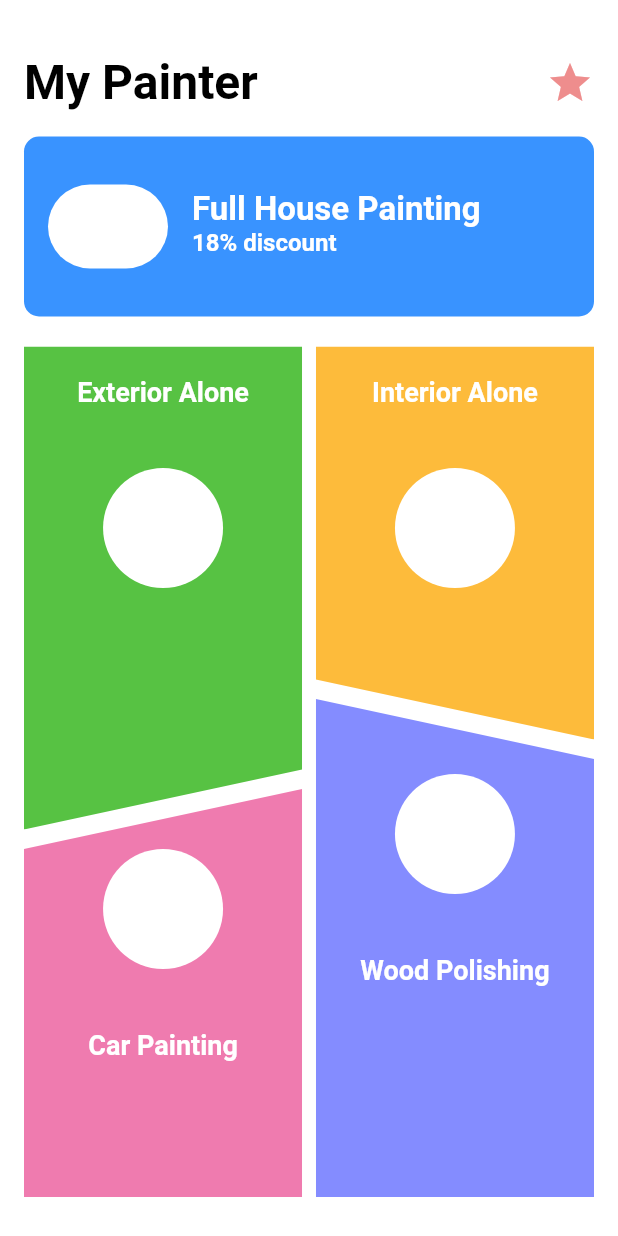
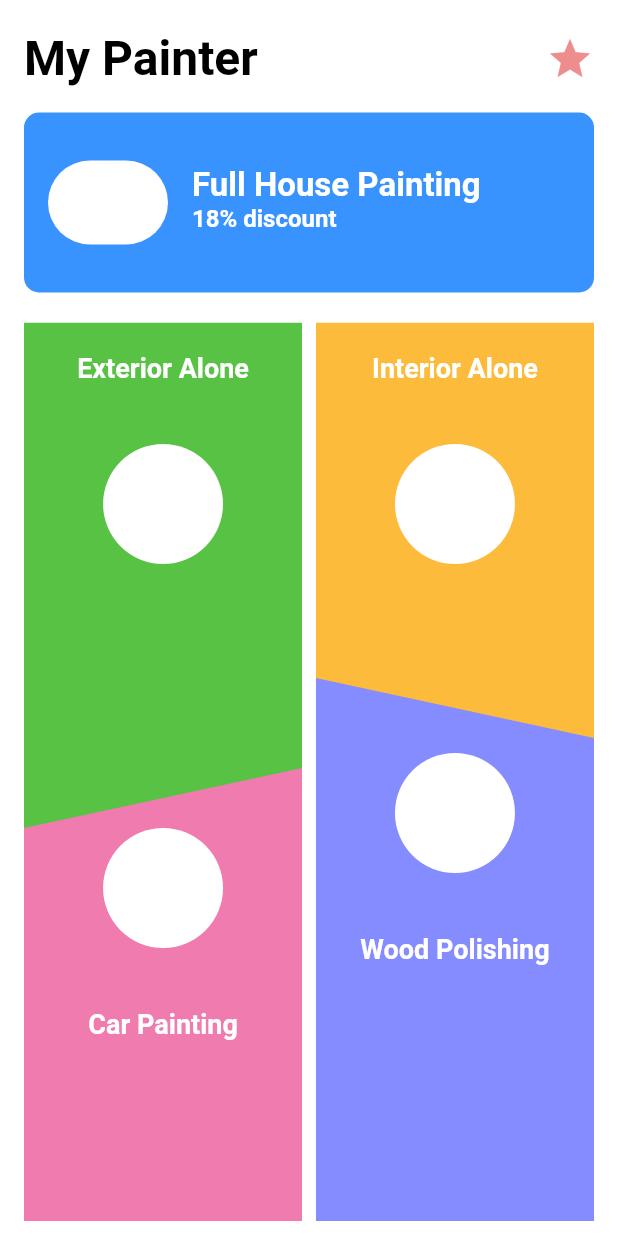
Before and after one commit to vikram25897/arc_animation, a Flutter app: the screen it shows after launch, on a phone screen of 412 x 824 dp. Run offline on Flutter 3.47's test engine with Material 2 defaults, Android fonts, the phone set to English and light mode, and no system bars; missing offline and left inert: material_switch.

```diff
--- a/lib/Routes/routes.dart
+++ b/lib/Routes/routes.dart
@@ -5,7 +5,6 @@ import 'package:animation/Screens/home.dart';
 import 'package:animation/Screens/pick_carpet_area.dart';
 import 'package:animation/Screens/preferences.dart';
 import 'package:flutter/material.dart';
-class Routes{
 ThemeData themeData = ThemeData(
     primaryColor: Color.fromRGBO(57, 147, 255, 1),
     primaryColorLight: Color.fromRGBO(40, 137, 253, 1),
@@ -20,9 +19,18 @@ class Routes{
         )
     )
 );
+class Routes{
   Routes(){
     runApp(
-      new MaterialApp(
+      RouteHome()
+    );
+  }
+}
+class RouteHome extends StatelessWidget{
+  @override
+  Widget build(BuildContext context) {
+    // TODO: implement build
+    return new MaterialApp(
       theme: themeData,
       home: Home(),
 //        routes: <String,WidgetBuilder>{
@@ -31,7 +39,7 @@ class Routes{
 //          "/preference": (context) => PreferenceScreen(),
 //          "/confirm": (context) => ConfirmScreen(),
 //        },
-      )
     );
   }
+
 }
--- a/lib/Screens/home.dart
+++ b/lib/Screens/home.dart
@@ -8,11 +8,11 @@ class Home extends StatelessWidget{
   @override
   Widget build(BuildContext context) {
     var width = MediaQuery.of(context).size.width;
-    var remHeight = MediaQuery.of(context).size.height-240;
+    var remHeight = MediaQuery.of(context).size.height-180;
     return Scaffold(
       backgroundColor: Colors.white,
       body: Padding(
-        padding: const EdgeInsets.all(16.0),
+        padding: const EdgeInsets.symmetric(horizontal: 16,vertical: 0),
         child: Column(
           mainAxisAlignment: MainAxisAlignment.start,
           crossAxisAlignment: CrossAxisAlignment.stretch,
```
Also changed, not shown: pubspec.lock, 1 other file. Lines whose indentation alone changed are shown as unchanged.
